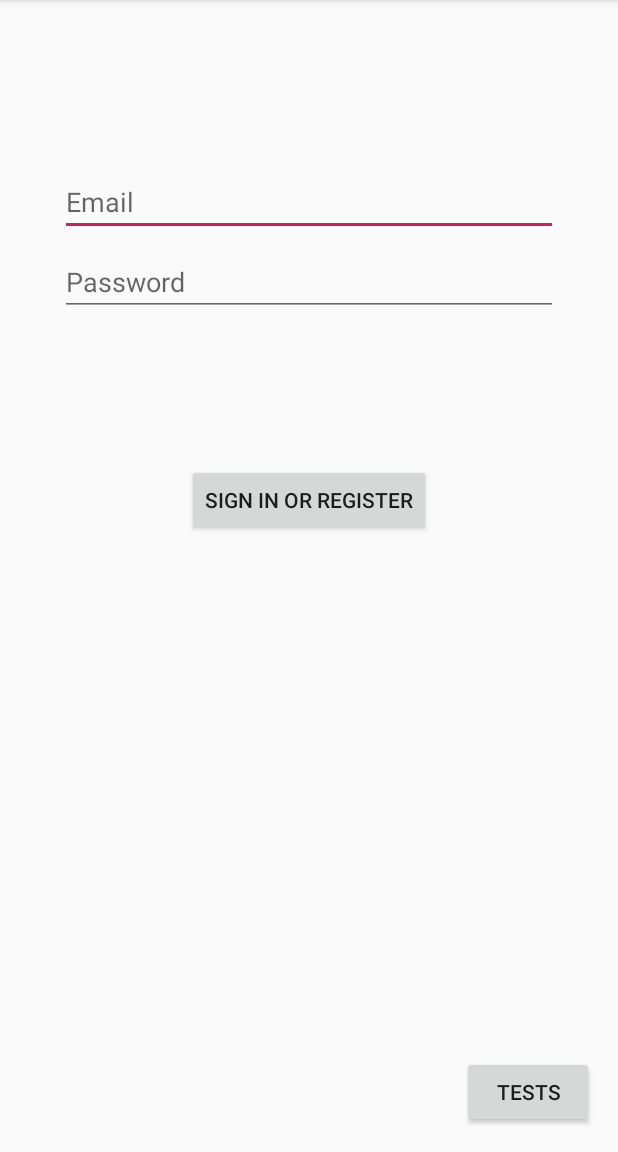
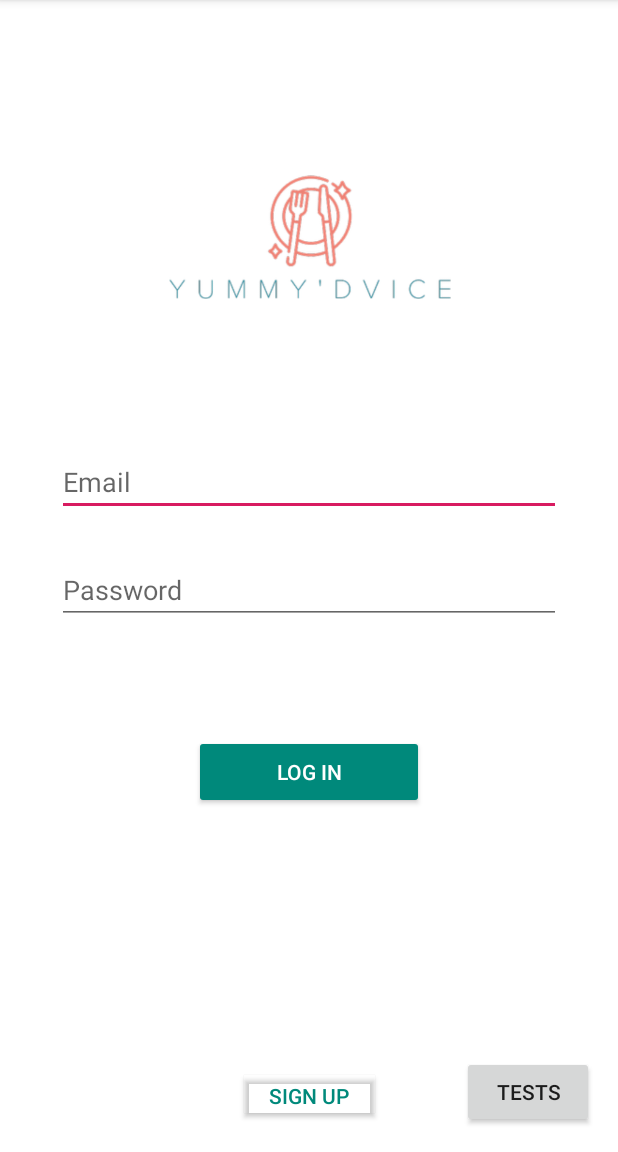
Before and after one commit to DeAntoine/Yummy-Dvice, an Android app: the screen it shows after launch (LoginActivity), on a phone screen of 412 x 824 dp, the part 84-1236 px from its top. Run offline under Robolectric (Android 15) with nearby library versions, the phone set to English and light mode, and no system bars.

Commit message:
nouvelle activité sign Up et update du design

```diff
--- a/app/src/main/AndroidManifest.xml
+++ b/app/src/main/AndroidManifest.xml
@@ -16,6 +16,9 @@
         android:roundIcon="@mipmap/ic_launcher_foreground"
         android:supportsRtl="true"
         android:theme="@style/AppTheme">
+        <activity
+            android:name=".SignInActivity"
+            android:exported="false" />
         <activity
             android:name=".TestActivity"
             android:exported="false" />
@@ -42,7 +45,7 @@
 
         <activity
             android:name=".MapsActivity"
-            android:label="@string/title_activity_maps"></activity>
+            android:label="@string/title_activity_maps" />
     </application>
 
 </manifest>
--- a/app/src/main/java/yummy_dvice/com/LoginActivity.java
+++ b/app/src/main/java/yummy_dvice/com/LoginActivity.java
@@ -39,6 +39,7 @@ public class LoginActivity extends AppCompatActivity {
         final EditText passwordEditText = findViewById(R.id.password);
         final Button loginButton = findViewById(R.id.login);
         final Button testButton = findViewById(R.id.buttonTest);
+        final Button signUpButton = findViewById(R.id.signup);
 
 
 
@@ -52,6 +53,19 @@ public class LoginActivity extends AppCompatActivity {
 
             }
         });
+
+
+
+        signUpButton.setOnClickListener(new View.OnClickListener() {
+            @Override
+            public void onClick(View view) {
+                Intent map = new Intent(getApplicationContext(), SignInActivity.class);
+                startActivity(map);
+                finish();
+
+            }
+        });
+
 
         loginButton.setOnClickListener(new View.OnClickListener() {
             @Override
--- a/app/src/main/res/layout/activity_login.xml
+++ b/app/src/main/res/layout/activity_login.xml
@@ -5,59 +5,91 @@
     android:id="@+id/container"
     android:layout_width="match_parent"
     android:layout_height="match_parent"
+    android:background="#00897B"
+    android:backgroundTint="#FFFFFF"
+    android:foregroundTint="#FFFFFF"
     android:paddingLeft="@dimen/activity_horizontal_margin"
     android:paddingTop="@dimen/activity_vertical_margin"
     android:paddingRight="@dimen/activity_horizontal_margin"
-    android:paddingBottom="@dimen/activity_vertical_margin">
+    android:paddingBottom="@dimen/activity_vertical_margin"
+    android:visibility="visible"
+    tools:context=".LoginActivity"
+    tools:visibility="visible">
 
     <EditText
         android:id="@+id/username"
-        android:layout_width="0dp"
-        android:layout_height="wrap_content"
-        android:layout_marginStart="24dp"
-        android:layout_marginTop="96dp"
-        android:layout_marginEnd="24dp"
-
+        android:layout_width="336dp"
+        android:layout_height="44dp"
+        android:layout_marginTop="284dp"
         android:hint="@string/prompt_email"
         android:inputType="textEmailAddress"
         android:selectAllOnFocus="true"
         app:layout_constraintEnd_toEndOf="parent"
+        app:layout_constraintHorizontal_bias="0.493"
         app:layout_constraintStart_toStartOf="parent"
         app:layout_constraintTop_toTopOf="parent" />
 
     <EditText
         android:id="@+id/password"
-        android:layout_width="0dp"
-        android:layout_height="wrap_content"
-        android:layout_marginStart="24dp"
-        android:layout_marginTop="8dp"
-        android:layout_marginEnd="24dp"
-
+        android:layout_width="336dp"
+        android:layout_height="44dp"
+        android:layout_marginTop="28dp"
         android:hint="@string/prompt_password"
         android:imeActionLabel="@string/action_sign_in_short"
         android:imeOptions="actionDone"
         android:inputType="textPassword"
         android:selectAllOnFocus="true"
         app:layout_constraintEnd_toEndOf="parent"
+        app:layout_constraintHorizontal_bias="0.493"
         app:layout_constraintStart_toStartOf="parent"
         app:layout_constraintTop_toBottomOf="@+id/username" />
 
     <Button
         android:id="@+id/login"
-        android:layout_width="wrap_content"
-        android:layout_height="wrap_content"
+        android:layout_width="153dp"
+        android:layout_height="49dp"
         android:layout_gravity="start"
-        android:layout_marginStart="48dp"
         android:layout_marginTop="16dp"
-        android:layout_marginEnd="48dp"
         android:layout_marginBottom="64dp"
         android:enabled="true"
-        android:text="@string/action_sign_in"
+        android:text="LOG IN"
+        android:textColor="#FFFFFF"
+        android:visibility="visible"
+        app:backgroundTint="#00897B"
         app:layout_constraintBottom_toBottomOf="parent"
         app:layout_constraintEnd_toEndOf="parent"
         app:layout_constraintStart_toStartOf="parent"
         app:layout_constraintTop_toBottomOf="@+id/password"
-        app:layout_constraintVertical_bias="0.2" />
+        app:layout_constraintVertical_bias="0.281"
+        tools:visibility="visible" />
+
+    <Button
+        android:id="@+id/signup"
+        android:layout_width="95dp"
+        android:layout_height="37dp"
+        android:layout_gravity="start"
+        android:layout_marginTop="16dp"
+        android:enabled="true"
+        android:text="SIGN UP"
+        android:textColor="#00897B"
+        android:visibility="visible"
+        app:backgroundTint="@android:color/transparent"
+        app:layout_constraintBottom_toBottomOf="parent"
+        app:layout_constraintEnd_toEndOf="parent"
+        app:layout_constraintStart_toStartOf="parent"
+        app:layout_constraintTop_toBottomOf="@+id/password"
+        app:layout_constraintVertical_bias="0.986"
+        tools:visibility="visible" />
+
+    <ImageView
+        android:id="@+id/imageView"
+        android:layout_width="213dp"
+        android:layout_height="193dp"
+        android:src="@drawable/yummy"
+        app:layout_constraintBottom_toTopOf="@+id/username"
+        app:layout_constraintEnd_toEndOf="parent"
+        app:layout_constraintStart_toStartOf="parent"
+        app:layout_constraintTop_toTopOf="parent" />
 
     <Button
         android:id="@+id/buttonTest"
@@ -67,4 +99,5 @@
         app:layout_constraintBottom_toBottomOf="parent"
         app:layout_constraintEnd_toEndOf="parent" />
 
+
 </androidx.constraintlayout.widget.ConstraintLayout>
```
Also changed, not shown: app/src/main/java/yummy_dvice/com/SignInActivity.java (added, +17 -0 lines), app/src/main/res/layout/activity_sign_in.xml (added, +126 -0 lines), app/src/main/res/drawable/yummy.png (added).
